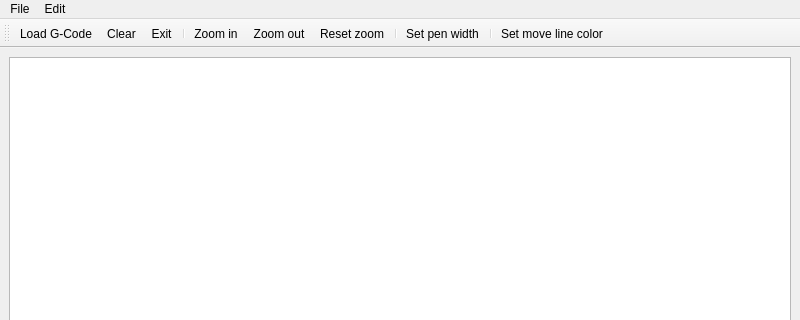
Above: ui/mainwindow.ui from Longhanks/QGVisualizer before the change; both pictures show x 0 to 800 and y 0 to 320 of the 800 by 600 pixel window. Below: the same form after it.
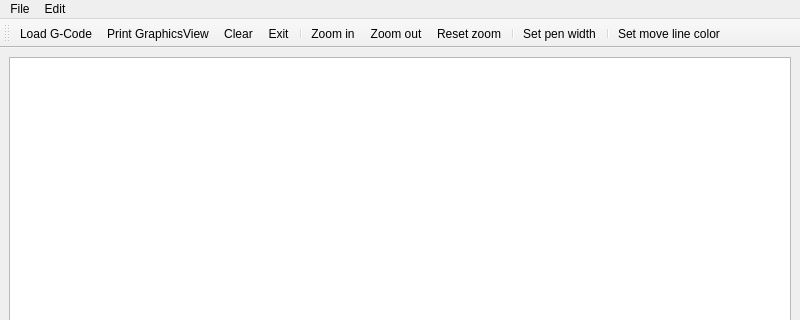
That is the form after the change. Icons and pictures are not drawn.

Commit message: Print support

Diff of the .ui file:
```diff
--- a/ui/mainwindow.ui
+++ b/ui/mainwindow.ui
@@ -62,6 +62,7 @@
     <bool>false</bool>
    </attribute>
    <addaction name="actionLoad_G_Code"/>
+   <addaction name="actionPrint"/>
    <addaction name="actionClear"/>
    <addaction name="actionExit"/>
    <addaction name="separator"/>
@@ -158,6 +159,17 @@
     <string>Set move line color...</string>
    </property>
   </action>
+  <action name="actionPrint">
+   <property name="icon">
+    <iconset theme="document-print"/>
+   </property>
+   <property name="text">
+    <string>Print GraphicsView</string>
+   </property>
+   <property name="shortcut">
+    <string>Ctrl+P</string>
+   </property>
+  </action>
  </widget>
  <resources/>
  <connections/>
```
Left out of the diff: 4 changed lines with no effect on the pictures. The commit also changes 1 other file.
